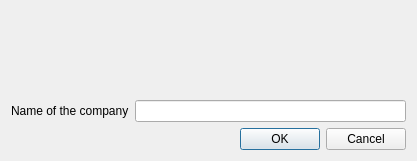
First picture: the form in caloriestracker/ui/frmUsersAdd.ui, repository turulomio/caloriestracker, before the edit.
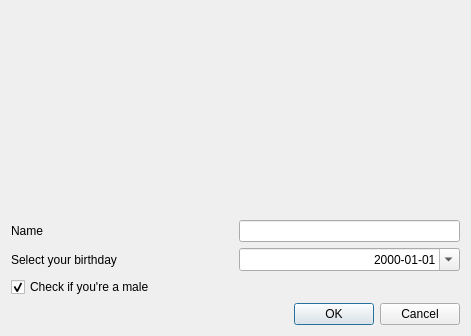
Second picture: the form after the edit. Icons and pictures are not drawn.

Commit message: Managing a user now works

Diff of the .ui file:
```diff
--- a/caloriestracker/ui/frmUsersAdd.ui
+++ b/caloriestracker/ui/frmUsersAdd.ui
@@ -9,8 +9,8 @@
    <rect>
     <x>0</x>
     <y>0</y>
-    <width>417</width>
-    <height>161</height>
+    <width>471</width>
+    <height>336</height>
    </rect>
   </property>
   <property name="windowTitle">
@@ -47,16 +47,66 @@
       <layout class="QHBoxLayout" name="horizontalLayout_5">
        <item>
         <widget class="QLabel" name="label_6">
+         <property name="sizePolicy">
+          <sizepolicy hsizetype="Preferred" vsizetype="Preferred">
+           <horstretch>1</horstretch>
+           <verstretch>0</verstretch>
+          </sizepolicy>
+         </property>
          <property name="text">
-          <string>Name of the company</string>
+          <string>Name</string>
          </property>
         </widget>
        </item>
        <item>
-        <widget class="QLineEdit" name="txtName"/>
+        <widget class="QLineEdit" name="txtName">
+         <property name="sizePolicy">
+          <sizepolicy hsizetype="Expanding" vsizetype="Fixed">
+           <horstretch>1</horstretch>
+           <verstretch>0</verstretch>
+          </sizepolicy>
+         </property>
+        </widget>
        </item>
       </layout>
      </item>
+     <item>
+      <layout class="QHBoxLayout" name="horizontalLayout_6">
+       <item>
+        <widget class="QLabel" name="label_7">
+         <property name="text">
+          <string>Select your birthday</string>
+         </property>
+        </widget>
+       </item>
+       <item>
+        <widget class="QDateEdit" name="dtBirthday">
+         <property name="layoutDirection">
+          <enum>Qt::LeftToRight</enum>
+         </property>
+         <property name="alignment">
+          <set>Qt::AlignRight|Qt::AlignTrailing|Qt::AlignVCenter</set>
+         </property>
+         <property name="displayFormat">
+          <string>yyyy-MM-dd</string>
+         </property>
+         <property name="calendarPopup">
+          <bool>true</bool>
+         </property>
+        </widget>
+       </item>
+      </layout>
+     </item>
+     <item>
+      <widget class="QCheckBox" name="chkMale">
+       <property name="text">
+        <string>Check if you're a male</string>
+       </property>
+       <property name="checked">
+        <bool>true</bool>
+       </property>
+      </widget>
+     </item>
      <item>
       <widget class="QDialogButtonBox" name="bb">
        <property name="standardButtons">
```
Left out of the diff: 2 changed lines with no effect on the pictures. The commit also changes 7 other files.
